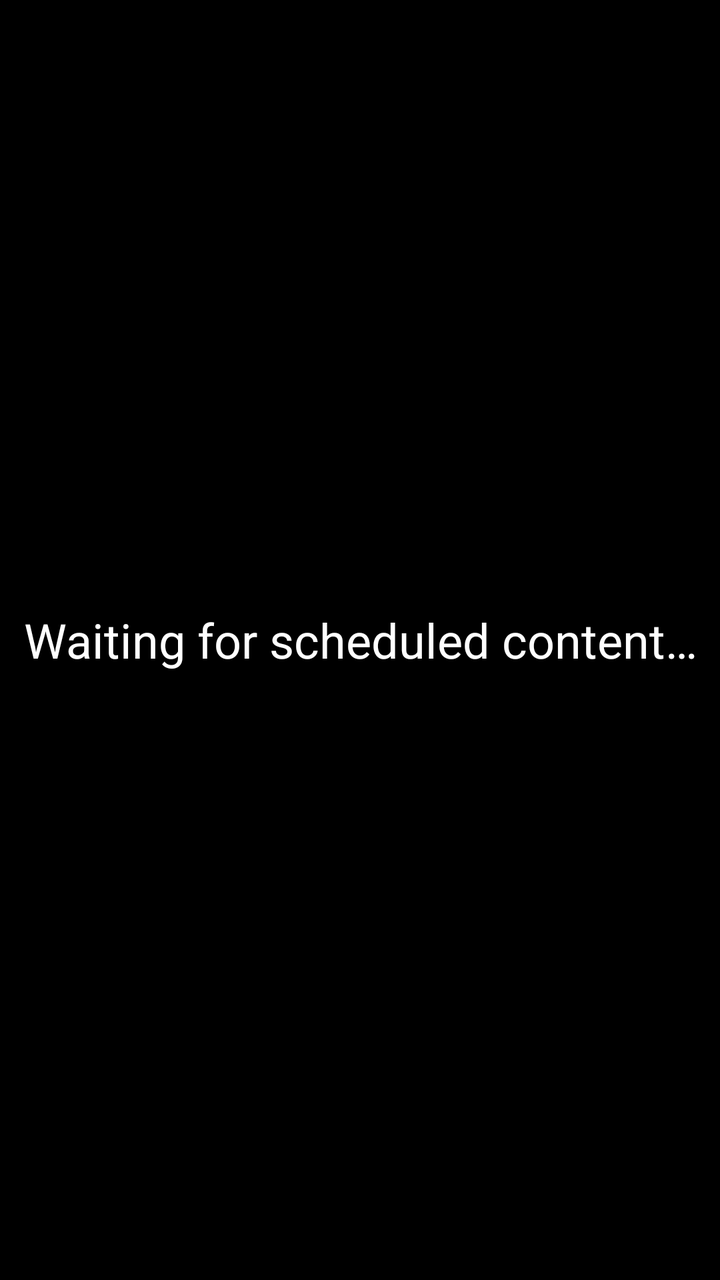
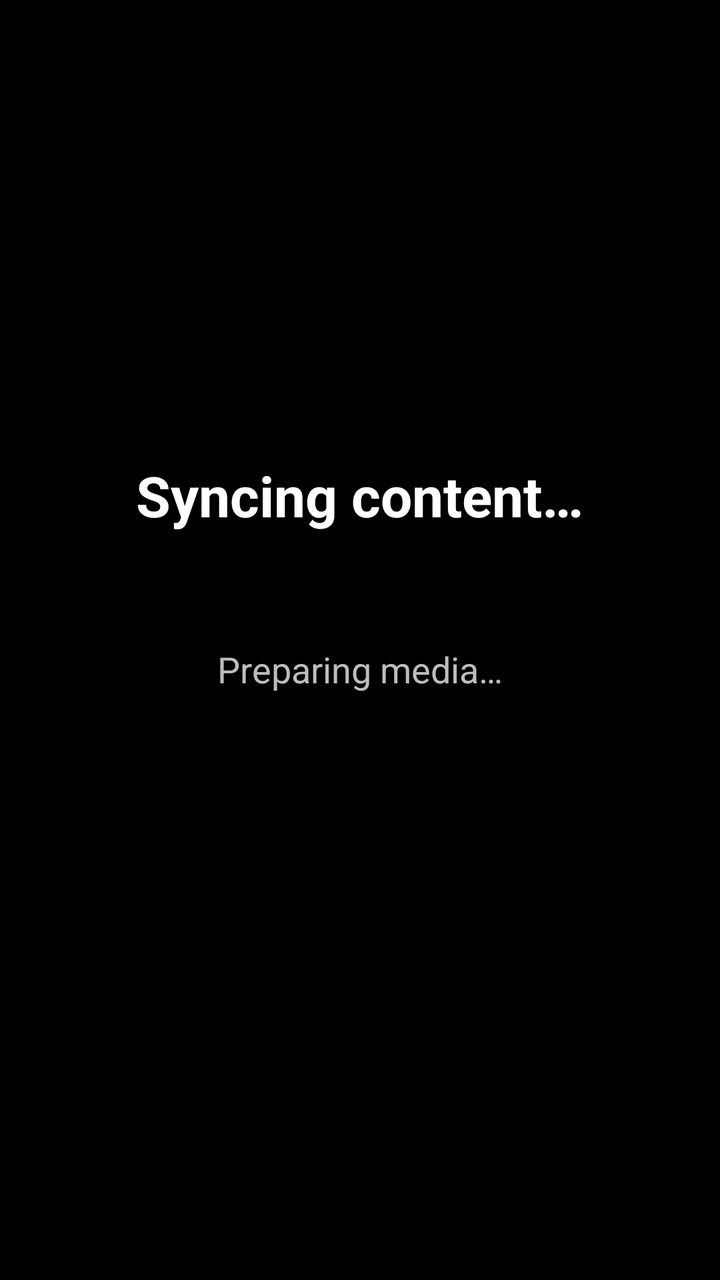

Screens rendered from an Android XML layout before and after an edit, with the pre-edit source and the edit as a unified diff.
<!-- AndroidManifest.xml: application theme Theme.PlayOnMyTV -->
<!-- res/layout/activity_player.xml -->
<?xml version="1.0" encoding="utf-8"?>
<FrameLayout xmlns:android="http://schemas.android.com/apk/res/android"
    xmlns:app="http://schemas.android.com/apk/res-auto"
    android:layout_width="match_parent"
    android:layout_height="match_parent"
    android:background="#000000">

    <androidx.media3.ui.PlayerView
        android:id="@+id/player_view"
        android:layout_width="match_parent"
        android:layout_height="match_parent"
        android:visibility="gone"
        app:resize_mode="fit"
        app:use_controller="false" />

    <ImageView
        android:id="@+id/image_view"
        android:layout_width="match_parent"
        android:layout_height="match_parent"
        android:contentDescription="@string/player_media_content_description"
        android:scaleType="fitCenter"
        android:visibility="gone" />

    <TextView
        android:id="@+id/idle_text"
        android:layout_width="match_parent"
        android:layout_height="match_parent"
        android:gravity="center"
        android:text="@string/player_waiting"
        android:textColor="#FFFFFF"
        android:textSize="24sp" />

</FrameLayout>
<!-- resources referenced by this layout -->
<resources>
  <string name="player_media_content_description">PlayOnMyTV media</string>
  <string name="player_waiting">Waiting for scheduled content…</string>
  <style name="Theme.PlayOnMyTV" parent="Theme.AppCompat.Light.NoActionBar">
          <item name="android:statusBarColor">@android:color/transparent</item>
          <item name="android:navigationBarColor">@android:color/black</item>
      </style>
</resources>

<!-- the commit's change to res/layout/activity_player.xml (unified diff, before → after) -->
@@ -21,6 +21,48 @@
         android:scaleType="fitCenter"
         android:visibility="gone" />
 
+    <LinearLayout
+        android:id="@+id/sync_panel"
+        android:layout_width="match_parent"
+        android:layout_height="match_parent"
+        android:gravity="center"
+        android:orientation="vertical"
+        android:padding="48dp">
+
+        <TextView
+            android:id="@+id/sync_title"
+            android:layout_width="wrap_content"
+            android:layout_height="wrap_content"
+            android:text="Syncing content…"
+            android:textColor="#FFFFFF"
+            android:textSize="28sp"
+            android:textStyle="bold" />
+
+        <ProgressBar
+            android:id="@+id/sync_progress"
+            style="?android:attr/progressBarStyleHorizontal"
+            android:layout_width="520dp"
+            android:layout_height="12dp"
+            android:layout_marginTop="28dp"
+            android:max="100"
+            android:progress="0" />
+
+        <TextView
+            android:id="@+id/sync_detail"
+            android:layout_width="wrap_content"
+            android:layout_height="wrap_content"
+            android:layout_marginTop="16dp"
+            android:text="Preparing media…"
+            android:textColor="#BDBDBD"
+            android:textSize="18sp" />
+
+        <ProgressBar
+            android:id="@+id/sync_spinner"
+            android:layout_width="40dp"
+            android:layout_height="40dp"
+            android:layout_marginTop="24dp" />
+    </LinearLayout>
+
     <TextView
         android:id="@+id/idle_text"
         android:layout_width="match_parent"
@@ -28,6 +70,7 @@
         android:gravity="center"
         android:text="@string/player_waiting"
         android:textColor="#FFFFFF"
-        android:textSize="24sp" />
+        android:textSize="24sp"
+        android:visibility="gone" />
 
 </FrameLayout>
